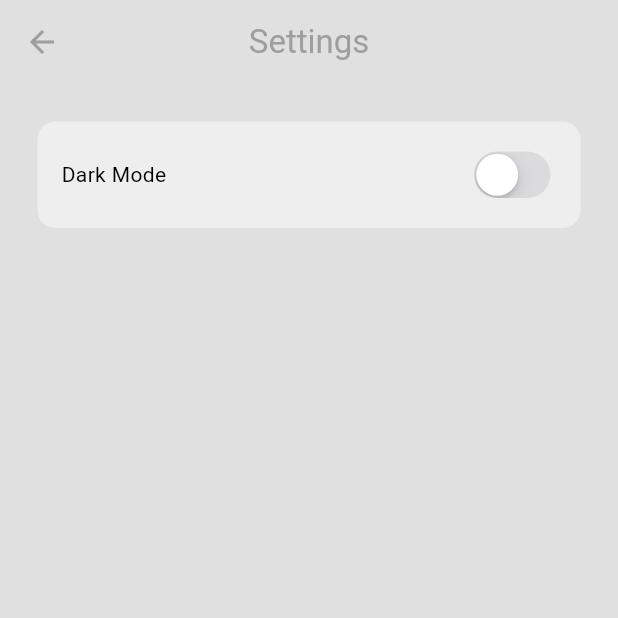
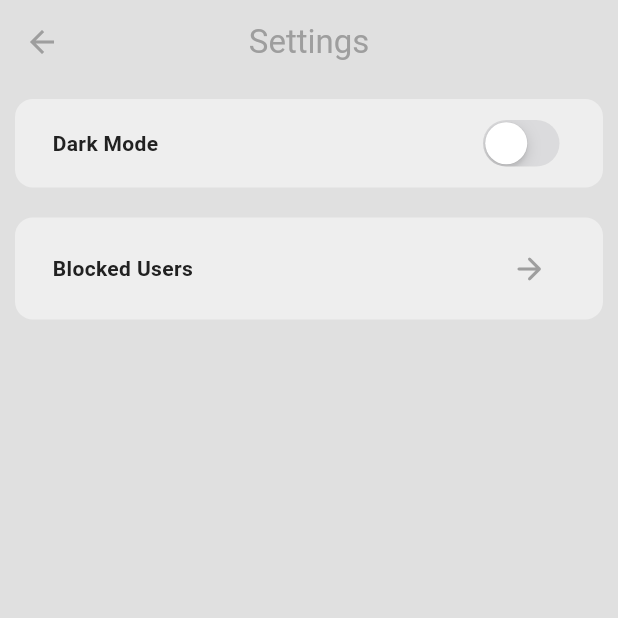
Before and after one commit to Sahilshaikh11/chatApp, a Flutter app: the screen it shows once a user with an empty profile is signed in, in the side drawer, after a tap on "S E T T I N G S", on a phone screen of 412 x 824 dp, the top half of it. Run offline on Flutter 3.47's test engine with Material 3 defaults, Android fonts, the phone set to English and light mode, and no system bars; our stand-ins replace cloud_firestore, firebase_auth, firebase_core; accounts and stored records are empty.

Commit message:
unblock users

```diff
--- a/lib/components/chat_bubble.dart
+++ b/lib/components/chat_bubble.dart
@@ -108,7 +108,11 @@ class ChatBubble extends StatelessWidget {
                   onPressed: () {
                     // block
                     ChatService().blockUser(userId);
+                    // close dialog
                     Navigator.pop(context);
+                    // close chat page
+                    Navigator.pop(context);
+                    // show snackbar
                     ScaffoldMessenger.of(context).showSnackBar(
                       const SnackBar(
                         content: Text('User Blocked successfully!'),
--- a/lib/components/user_tile.dart
+++ b/lib/components/user_tile.dart
@@ -23,7 +23,10 @@ class UserTile extends StatelessWidget {
         padding: const EdgeInsets.all(20),
         child: Row(
           children: [
-            const Icon(Icons.person),
+            Icon(
+              Icons.person,
+              color: Theme.of(context).colorScheme.primary,
+            ),
             const SizedBox(width: 20),
             Text(
               text,
--- a/lib/pages/home_page.dart
+++ b/lib/pages/home_page.dart
@@ -29,15 +29,15 @@ class HomePage extends StatelessWidget {
             color: Theme.of(context).colorScheme.primary,
           )),
       drawer: const MyDrawer(),
-      body: _buildUserStream(),
+      body: _buildUserList(),
     );
   }
 
-  Widget _buildUserStream() {
+  Widget _buildUserList() {
     return Padding(
       padding: const EdgeInsets.all(8.0),
       child: StreamBuilder(
-        stream: _chatService.getUserStream(),
+        stream: _chatService.getUsersStreamExcludingBlocked(),
         builder: (context, snapshot) {
           if (snapshot.hasError) {
             return const Text('Error');
--- a/lib/pages/settings_page.dart
+++ b/lib/pages/settings_page.dart
@@ -1,3 +1,4 @@
+import 'package:chat_app/pages/blocked_user_page.dart';
 import 'package:chat_app/themes/theme_provider.dart';
 import 'package:flutter/cupertino.dart';
 import 'package:flutter/material.dart';
@@ -25,21 +26,35 @@ class SettingsPage extends StatelessWidget {
           color: Theme.of(context).colorScheme.primary,
         ),
       ),
-      body: Container(
+      body: Center(
+        child: ConstrainedBox(
+          constraints: const BoxConstraints(maxWidth: 600),
+          child: Column(
+            mainAxisAlignment: MainAxisAlignment.start,
+            children: [
+              // dark mode
+              Container(
                 decoration: BoxDecoration(
                     color: Theme.of(context).colorScheme.secondary,
                     borderRadius: BorderRadius.circular(12)),
-        margin: const EdgeInsets.all(25.0),
-        padding: const EdgeInsets.all(16.0),
+                margin: const EdgeInsets.all(10.0),
+                padding: const EdgeInsets.only(
+                    left: 25.0, right: 25.0, top: 10.0, bottom: 10.0),
                 child: Row(
                   mainAxisAlignment: MainAxisAlignment.spaceBetween,
                   children: [
                     // dark mode
-            Text("Dark Mode"),
+                    Text(
+                      "Dark Mode",
+                      style: TextStyle(
+                        fontWeight: FontWeight.bold,
+                        color: Theme.of(context).colorScheme.inversePrimary,
+                      ),
+                    ),
 
                     CupertinoSwitch(
-              value:
-                  Provider.of<ThemeProvider>(context, listen: false).isDarkMode,
+                      value: Provider.of<ThemeProvider>(context, listen: false)
+                          .isDarkMode,
                       onChanged: (value) =>
                           Provider.of<ThemeProvider>(context, listen: false)
                               .toggleTheme(),
@@ -47,6 +62,45 @@ class SettingsPage extends StatelessWidget {
                   ],
                 ),
               ),
+
+              // blocked users
+
+              Container(
+                decoration: BoxDecoration(
+                    color: Theme.of(context).colorScheme.secondary,
+                    borderRadius: BorderRadius.circular(12)),
+                margin: const EdgeInsets.all(10.0),
+                padding: const EdgeInsets.only(
+                    left: 25.0, right: 25.0, top: 10.0, bottom: 10.0),
+                child: Row(
+                  mainAxisAlignment: MainAxisAlignment.spaceBetween,
+                  children: [
+                    // dark mode
+                    Text(
+                      "Blocked Users",
+                      style: TextStyle(
+                        fontWeight: FontWeight.bold,
+                        color: Theme.of(context).colorScheme.inversePrimary,
+                      ),
+                    ),
+
+                    // button to navigate to blocked users page
+                    IconButton(
+                        onPressed: () => Navigator.push(
+                            context,
+                            MaterialPageRoute(
+                                builder: (context) => BlockedUserPage())),
+                        icon: Icon(
+                          Icons.arrow_forward_rounded,
+                          color: Theme.of(context).colorScheme.primary,
+                        ))
+                  ],
+                ),
+              ),
+            ],
+          ),
+        ),
+      ),
     );
   }
 }
```
Also changed, not shown: lib/pages/blocked_user_page.dart (added, +85 -0 lines). Lines whose indentation alone changed are shown as unchanged.
